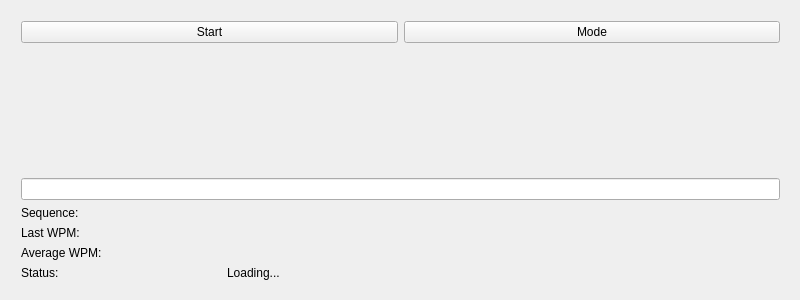
Qt form MainWindow.ui (hardaker/CuteCW) before a commit.
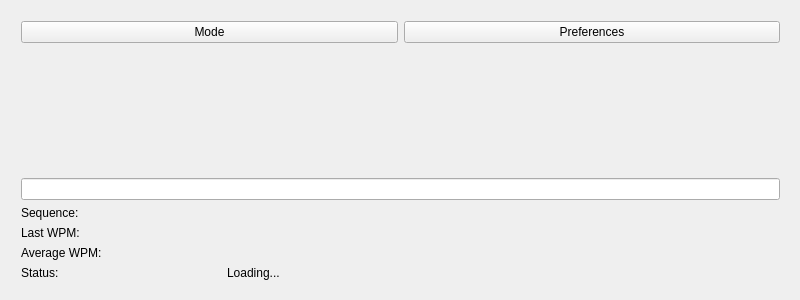
The same form after that commit.

Commit message: beginning preferences work

The edit to the form file:
```diff
--- a/MainWindow.ui
+++ b/MainWindow.ui
@@ -33,16 +33,16 @@
      <item>
       <layout class="QHBoxLayout" name="horizontalLayout">
        <item>
-        <widget class="QPushButton" name="start">
+        <widget class="QPushButton" name="modeMenu">
          <property name="text">
-          <string>Start</string>
+          <string>Mode</string>
          </property>
         </widget>
        </item>
        <item>
-        <widget class="QPushButton" name="modeMenu">
+        <widget class="QPushButton" name="prefs">
          <property name="text">
-          <string>Mode</string>
+          <string>Preferences</string>
          </property>
         </widget>
        </item>
```
The commit also changes 3 other files.
